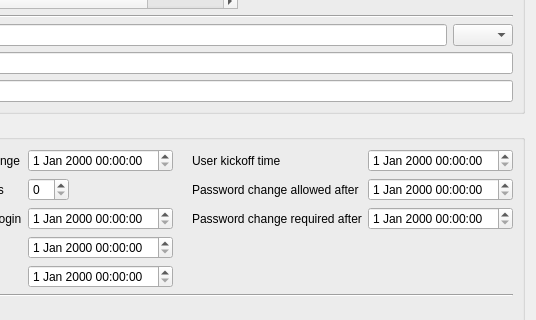
The window that agent/src/clacks/agent/data/templates/default/user-samba.ui (gonicus/clacks) describes before a commit, drawn with Qt 5; both pictures show x 123 to 659 and y 132 to 452 of the 659 by 600 pixel window.
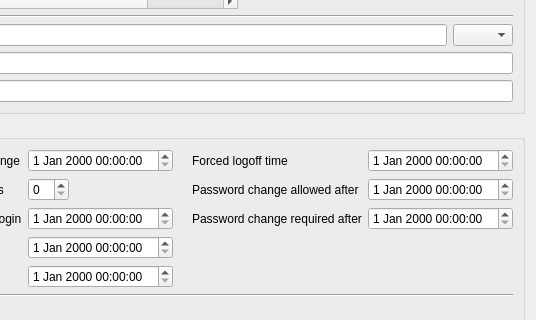
The same window after the commit. Icons and pictures are not drawn.

```diff
--- a/agent/src/clacks/agent/data/templates/default/user-samba.ui
+++ b/agent/src/clacks/agent/data/templates/default/user-samba.ui
@@ -312,7 +312,7 @@
                <string>Date and time when the user should be logged off the workstation</string>
               </property>
               <property name="text">
-               <string>User kickoff time</string>
+               <string>Forced logoff time</string>
               </property>
               <property name="buddy">
                <cstring>sambaKickoffTimeEdit</cstring>
```
